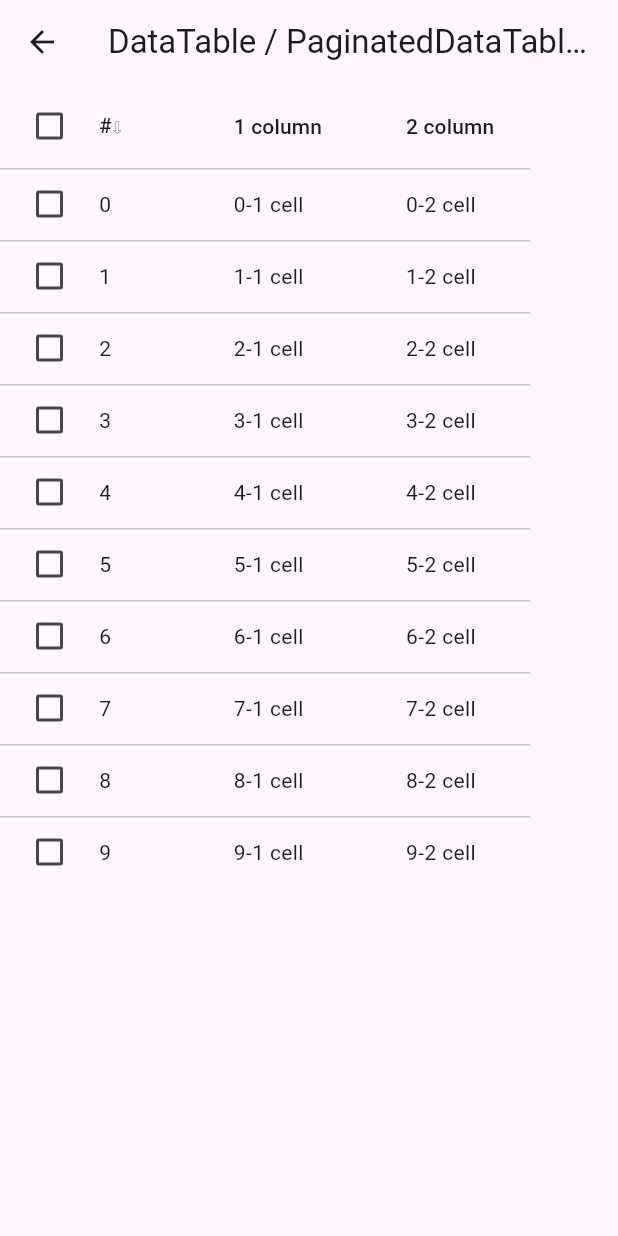
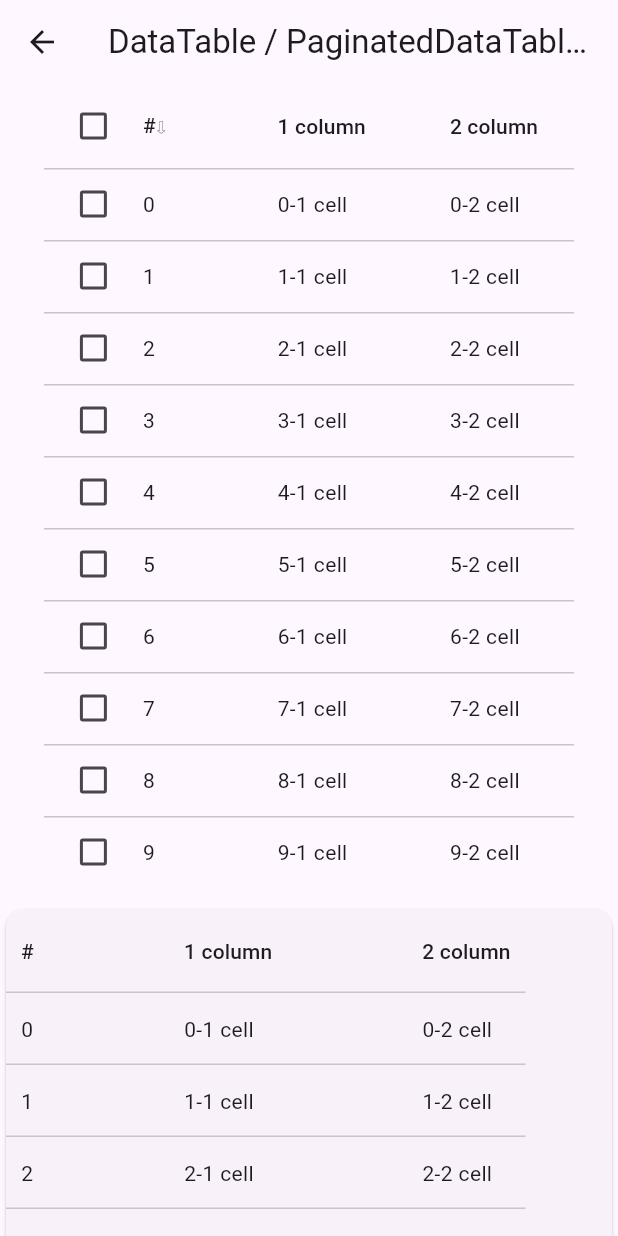
Before and after one commit to sv-makh/table_showcase, a Flutter app: the DataTablePage screen opened by its route, on a phone screen of 412 x 824 dp. Run offline on Flutter 3.47's test engine with Material 2 defaults, Android fonts, the phone set to English and light mode, and no system bars.

Commit message:
add paginated data table

```diff
--- a/lib/pages/data_table_page.dart
+++ b/lib/pages/data_table_page.dart
@@ -1,4 +1,15 @@
 import 'package:flutter/material.dart';
+
+List<DataRow> rows = List<DataRow>.generate(
+  10,
+  (index) => DataRow(
+    cells: <DataCell>[
+      DataCell(Text(index.toString())),
+      DataCell(Text('$index-1 cell')),
+      DataCell(Text('$index-2 cell')),
+    ],
+  ),
+);
 
 class DataTablePage extends StatefulWidget {
   const DataTablePage({super.key});
@@ -10,17 +21,7 @@ class DataTablePage extends StatefulWidget {
 class _DataTablePageState extends State<DataTablePage> {
   static const int numItems = 10;
   List<bool> selected = List<bool>.generate(numItems, (int index) => false);
-
-  List<DataRow> rows = List<DataRow>.generate(
-    numItems,
-    (index) => DataRow(
-      cells: <DataCell>[
-        DataCell(Text(index.toString())),
-        DataCell(Text('$index-1 cell')),
-        DataCell(Text('$index-2 cell')),
-      ],
-    ),
-  );
+  final DataTableSource _dataTableSource = MyData();
 
   int _currentSortColumn = 0;
   bool _isSortAsc = true;
@@ -30,16 +31,27 @@ class _DataTablePageState extends State<DataTablePage> {
   Widget build(BuildContext context) {
     return Scaffold(
       appBar: AppBar(title: Text('DataTable / PaginatedDataTable widgets')),
-      body: Column(
+      body: SingleChildScrollView(
+        child: Column(
           children: [
-          _dataTable(),
+            DataTable(columns: _createColumns(), rows: _createRows()),
+            const SizedBox(height: 10),
+            PaginatedDataTable(
+              columns: [
+                DataColumn(label: Text('#')),
+                DataColumn(label: Text('1 column')),
+                DataColumn(label: Text('2 column')),
+              ],
+              source: _dataTableSource,
+              columnSpacing: 100,
+              horizontalMargin: 10,
+              rowsPerPage: 4,
+              showCheckboxColumn: true,
+            ),
           ],
         ),
+      ),
     );
-  }
-
-  Widget _dataTable() {
-    return DataTable(columns: _createColumns(), rows: _createRows());
   }
 
   List<DataRow> _createRows() {
@@ -52,8 +64,7 @@ class _DataTablePageState extends State<DataTablePage> {
             setState(() {
               selected[index] = sel!;
             });
-        }
-      ),
+          }),
     );
   }
 
@@ -87,3 +98,19 @@ class _DataTablePageState extends State<DataTablePage> {
     ];
   }
 }
+
+class MyData extends DataTableSource {
+  @override
+  bool get isRowCountApproximate => false;
+
+  @override
+  int get rowCount => rows.length;
+
+  @override
+  DataRow? getRow(int index) {
+    return rows[index];
+  }
+
+  @override
+  int get selectedRowCount => 0;
+}
```
Lines whose indentation alone changed are shown as unchanged.
